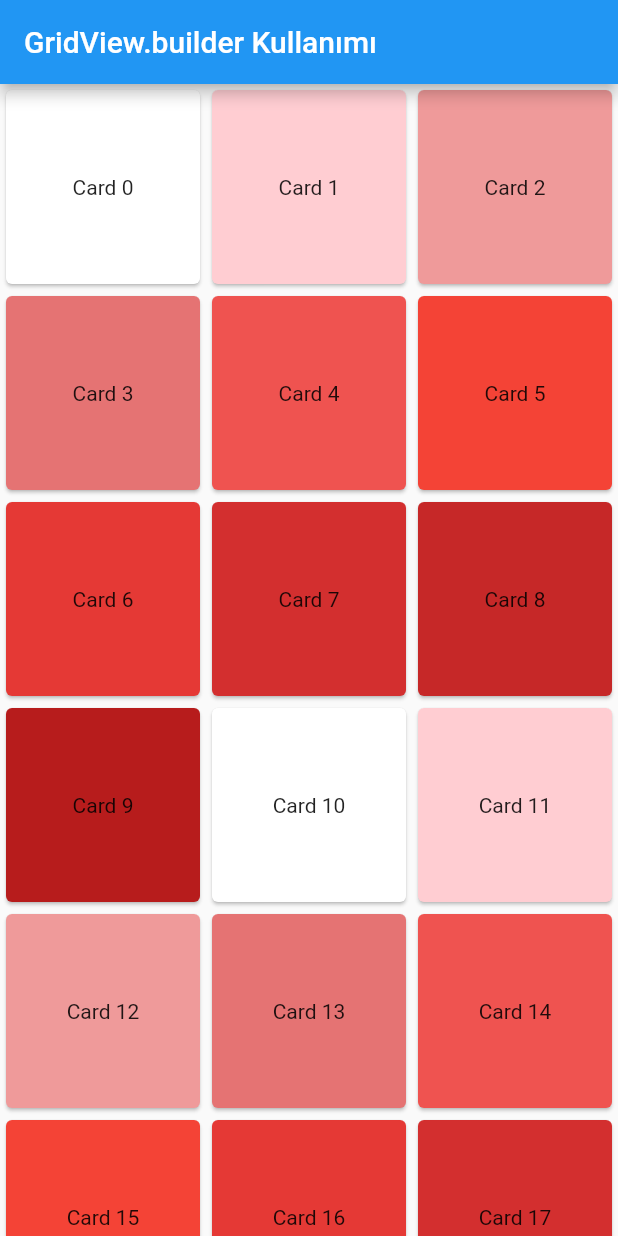
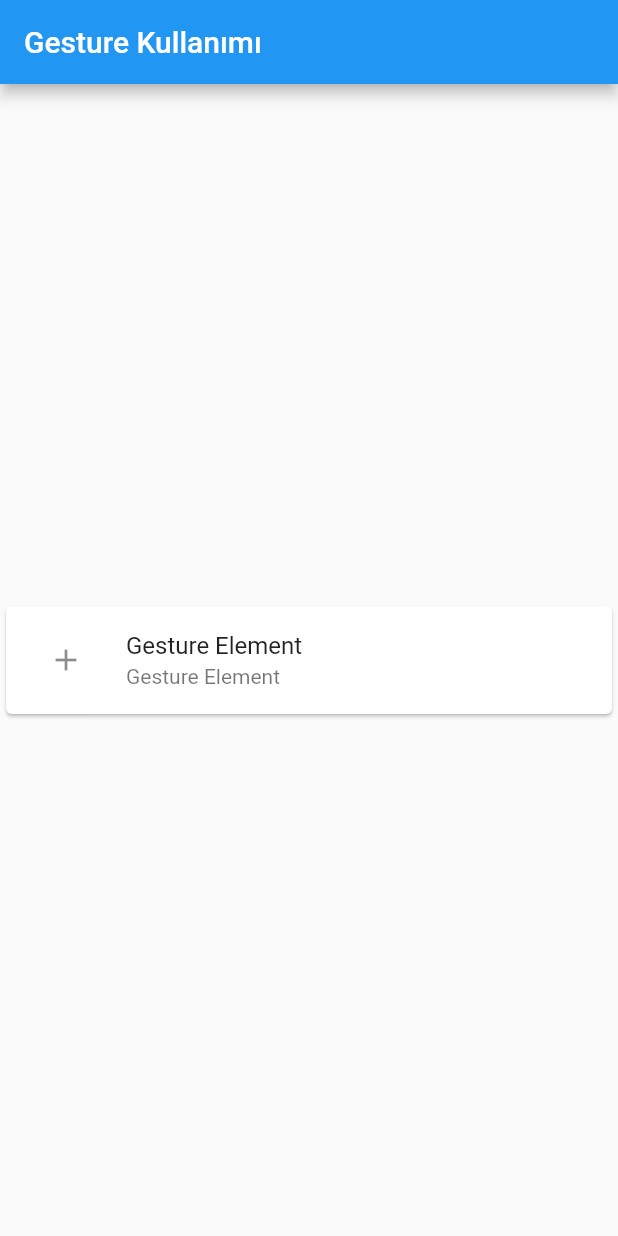
Before and after one commit to yamisagi/flutter_samples, a Flutter app: the screen it shows after launch, on a phone screen of 412 x 824 dp. Run offline on Flutter 3.47's test engine with Material 2 defaults, Android fonts, the phone set to English and light mode, and no system bars.

Commit message:
gesturedetector added to lesson3

```diff
--- /dev/null
+++ b/lib/basic_widgets/lesson3/gesture/gesture_learn.dart
@@ -0,0 +1,52 @@
+import 'package:flutter/material.dart';
+
+/// * GestureDetector basitçe anlatmak gerekirse içindeki child'e ekranla etkileşime girebileceği,
+/// * Dokunma,sürükleme vb. özellikleri sağlar.
+
+class GestureLearn extends StatelessWidget {
+  const GestureLearn({Key? key}) : super(key: key);
+
+  @override
+  Widget build(BuildContext context) {
+    return Scaffold(
+      appBar: AppBar(
+        title: const Text('Gesture Kullanımı'),
+      ),
+      body: Center(
+          child: GestureDetector(
+        /// GestureDetector ile bir Card sarmalayıp,
+        /// parametrelerdeki etkileşimler için void callback şeklinde istedimizi yaptırmayı sağlayabiliriz.
+        /// Örneğin, çift tıklama için onDoubleTap:
+        onDoubleTap: () => debugPrint('Double Tap'),
+
+        /// Tek tıklama için onTap:
+        onTap: () => debugPrint('Tap'),
+
+        /// Uzun basılı tutma için onLongPress:
+        onLongPress: () => debugPrint('Long Press'),
+
+        /// Sürükleme esnasındaki hareketleri yakalamak için onHorizontalDragUpdate, onVerticalDragUpdate..
+        /// vb. parametreleri kullanabiliriz.
+        onHorizontalDragUpdate: (DragUpdateDetails details) =>
+            debugPrint('Horizontal Drag Update $details'),
+        onHorizontalDragStart: (DragStartDetails details) =>
+            debugPrint('Horizontal Drag Start @$details'),
+        onHorizontalDragEnd: (DragEndDetails details) =>
+            debugPrint('Horizontal Drag End @$details'),
+        child: Card(
+          child: ListTile(
+            title: const Text('Gesture Element'),
+            subtitle: const Text('Gesture Element'),
+            leading: IconButton(
+              /// Burda dikkat edilmesi gereken bir durum ise Flutter her ne kadar bir GestureDetector
+              /// Kullansakta içerisinde bulunan child'in onTap özelliği varsa ona öncelik verir.
+              /// Bu durumda bizim IconButtonumuza tıklasakta debugPrint'te 'Tap' yazısı çıkmıyor.
+              onPressed: () {},
+              icon: const Icon(Icons.add),
+            ),
+          ),
+        ),
+      )),
+    );
+  }
+}
--- a/lib/main.dart
+++ b/lib/main.dart
@@ -1,5 +1,6 @@
 import 'package:flutter/material.dart';
-import 'package:flutter_samples/basic_widgets/lesson3/grid_view/gridview_builder_learn.dart';
+
+import 'basic_widgets/lesson3/gesture/gesture_learn.dart';
 
 
 /// HER LESSON DOSYADA BULUNAN CLASS'I [home] İÇERSİNDE KULLANIP ÖRNEKLERİ GÖREBİLİRSİNİZ.
@@ -14,7 +15,7 @@ class CourseApp extends StatelessWidget {
     String title = 'This will take 92 hours.';
     return MaterialApp(
       title: title,
-      home: const GridViewBuilderLearn(),
+      home: const GestureLearn(),
     );
   }
 }
```
